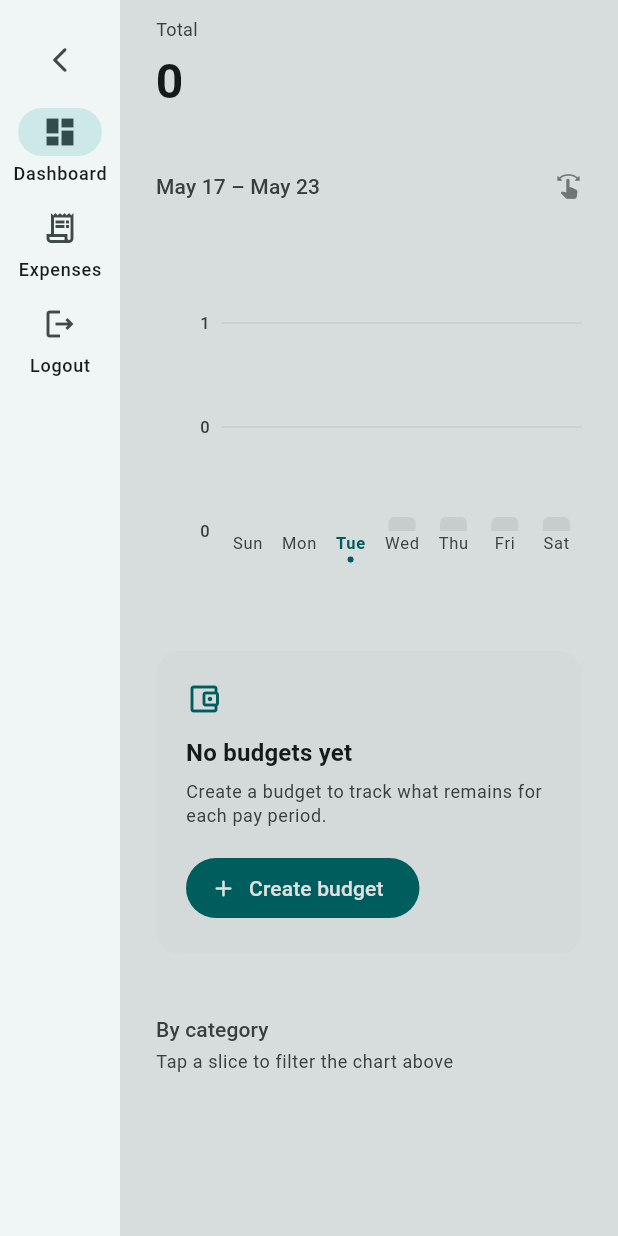
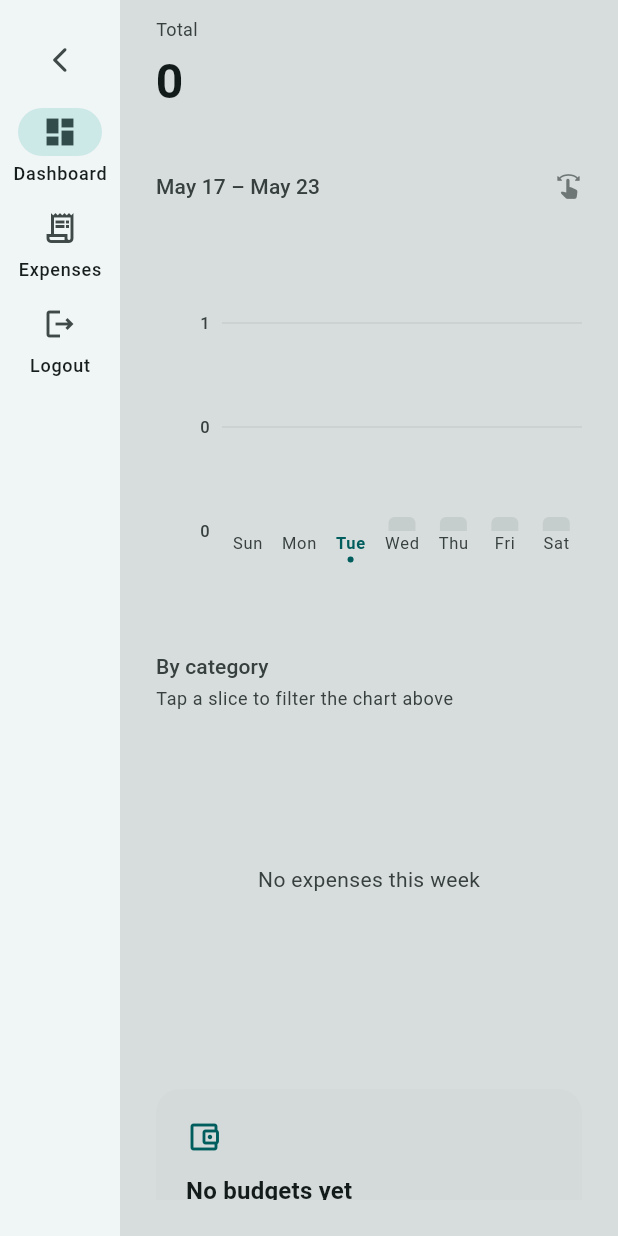
Before and after one commit to antharph/expenses_frontend, a Flutter app: the DashboardScreen screen opened directly, on a phone screen of 412 x 824 dp. Run offline on Flutter 3.47's test engine with Material 3 defaults, Android fonts, the phone set to English and light mode, and no system bars; drawn by our look-alikes of fl_chart; our stand-ins replace dio, firebase_auth, firebase_core, flutter_dotenv, flutter_riverpod, flutter_slidable and 4 more; accounts and stored records are empty.

Commit message:
dashboard

```diff
--- a/lib/features/dashboard/dashboard_screen.dart
+++ b/lib/features/dashboard/dashboard_screen.dart
@@ -218,6 +218,11 @@
 /// Shared horizontal inset so section headers and chart copy line up visually.
 const double _kDashboardContentGutter = 24;
 
+/// Side-by-side spending analytics and budgets when content is wide enough.
+const double _kDashboardTwoColumnBreakpoint = 840;
+
+const double _kDashboardSectionGap = 40;
+
 class _DashboardHome extends ConsumerStatefulWidget {
   const _DashboardHome();
 
@@ -316,79 +321,71 @@
       data: (summary) {
         final display = summary.filteredView(categoryLabel: selectedCategory);
 
+        final spendingAnalytics = _DashboardSpendingAnalytics(
+          display: display,
+          summary: summary,
+          selectedCategory: selectedCategory,
+          onClearCategoryFilter: () {
+            ref
+                    .read(
+                      dashboardCategoryFilterProvider(weekKey).notifier,
+                    )
+                    .state =
+                null;
+          },
+        );
+
+        final categoryBreakdown = _DashboardCategoryBreakdown(
+          summary: summary,
+          selectedCategory: selectedCategory,
+          onCategorySelected: (label) => _toggleCategoryFilter(ref, label),
+        );
+
+        const budgets = _BudgetProgressSection();
+
+        return LayoutBuilder(
+          builder: (context, constraints) {
+            final useTwoColumns =
+                constraints.maxWidth >= _kDashboardTwoColumnBreakpoint;
+
+            if (useTwoColumns) {
+              return SingleChildScrollView(
+                physics: const ClampingScrollPhysics(),
+                child: Row(
+                  crossAxisAlignment: CrossAxisAlignment.start,
+                  children: [
+                    Expanded(
+                      flex: 3,
+                      child: Column(
+                        crossAxisAlignment: CrossAxisAlignment.start,
+                        children: [
+                          spendingAnalytics,
+                          const SizedBox(height: _kDashboardSectionGap),
+                          categoryBreakdown,
+                        ],
+                      ),
+                    ),
+                    const SizedBox(width: 32),
+                    Expanded(flex: 2, child: budgets),
+                  ],
+                ),
+              );
+            }
+
             return SingleChildScrollView(
               physics: const ClampingScrollPhysics(),
               child: Column(
                 crossAxisAlignment: CrossAxisAlignment.start,
                 children: [
-              _WeekTotalHeader(
-                total: display.weekTotal,
-                categoryLabel: selectedCategory,
-              ),
-              AnimatedSize(
-                duration: const Duration(milliseconds: 220),
-                curve: Curves.easeInOut,
-                alignment: Alignment.topCenter,
-                child: selectedCategory != null
-                    ? Column(
-                        crossAxisAlignment: CrossAxisAlignment.start,
-                        mainAxisSize: MainAxisSize.min,
-                        children: [
-                          const SizedBox(height: 8),
-                          _CategoryFilterBanner(
-                            categoryLabel: selectedCategory,
-                            onClear: () {
-                              ref
-                                      .read(
-                                        dashboardCategoryFilterProvider(
-                                          weekKey,
-                                        ).notifier,
-                                      )
-                                      .state =
-                                  null;
-                            },
-                          ),
-                        ],
-                      )
-                    : const SizedBox.shrink(),
-              ),
-              const SizedBox(height: 40),
-              _WeekRangeSubtitle(
-                startDate: summary.startDate,
-                endDate: summary.endDate,
-              ),
-              const SizedBox(height: 12),
-              SizedBox(
-                width: double.infinity,
-                height: 248,
-                child: _DailyExpenseBarChart(summary: display),
-              ),
-              const SizedBox(height: 40),
-              const _BudgetProgressSection(),
-              const SizedBox(height: 40),
-              Text(
-                'By category',
-                style: Theme.of(context).textTheme.titleSmall?.copyWith(
-                  color: Theme.of(context).colorScheme.onSurfaceVariant,
-                  fontWeight: FontWeight.w500,
-                ),
-              ),
-              const SizedBox(height: 4),
-              Text(
-                'Tap a slice to filter the chart above',
-                style: Theme.of(context).textTheme.bodySmall?.copyWith(
-                  color: Theme.of(context).colorScheme.onSurfaceVariant,
-                ),
-              ),
-              const SizedBox(height: 12),
-              _CategoryExpensePieChart(
-                summary: summary,
-                selectedCategory: selectedCategory,
-                onCategorySelected: (label) =>
-                    _toggleCategoryFilter(ref, label),
-              ),
+                  spendingAnalytics,
+                  const SizedBox(height: _kDashboardSectionGap),
+                  categoryBreakdown,
+                  const SizedBox(height: _kDashboardSectionGap),
+                  budgets,
                 ],
               ),
+            );
+          },
         );
       },
       loading: () => const Center(child: CircularProgressIndicator()),
@@ -412,6 +409,105 @@
           ],
         ),
       ),
+    );
+  }
+}
+
+class _DashboardSpendingAnalytics extends StatelessWidget {
+  const _DashboardSpendingAnalytics({
+    required this.display,
+    required this.summary,
+    required this.selectedCategory,
+    required this.onClearCategoryFilter,
+  });
+
+  final DashboardExpenseSummary display;
+  final DashboardExpenseSummary summary;
+  final String? selectedCategory;
+  final VoidCallback onClearCategoryFilter;
+
+  @override
+  Widget build(BuildContext context) {
+    return Column(
+      crossAxisAlignment: CrossAxisAlignment.start,
+      children: [
+        _WeekTotalHeader(
+          total: display.weekTotal,
+          categoryLabel: selectedCategory,
+        ),
+        AnimatedSize(
+          duration: const Duration(milliseconds: 220),
+          curve: Curves.easeInOut,
+          alignment: Alignment.topCenter,
+          child: selectedCategory != null
+              ? Column(
+                  crossAxisAlignment: CrossAxisAlignment.start,
+                  mainAxisSize: MainAxisSize.min,
+                  children: [
+                    const SizedBox(height: 8),
+                    _CategoryFilterBanner(
+                      categoryLabel: selectedCategory!,
+                      onClear: onClearCategoryFilter,
+                    ),
+                  ],
+                )
+              : const SizedBox.shrink(),
+        ),
+        const SizedBox(height: _kDashboardSectionGap),
+        _WeekRangeSubtitle(
+          startDate: summary.startDate,
+          endDate: summary.endDate,
+        ),
+        const SizedBox(height: 12),
+        SizedBox(
+          width: double.infinity,
+          height: 248,
+          child: _DailyExpenseBarChart(summary: display),
+        ),
+      ],
+    );
+  }
+}
+
+class _DashboardCategoryBreakdown extends StatelessWidget {
+  const _DashboardCategoryBreakdown({
+    required this.summary,
+    required this.selectedCategory,
+    required this.onCategorySelected,
+  });
+
+  final DashboardExpenseSummary summary;
+  final String? selectedCategory;
+  final ValueChanged<String> onCategorySelected;
+
+  @override
+  Widget build(BuildContext context) {
+    final theme = Theme.of(context);
+
+    return Column(
+      crossAxisAlignment: CrossAxisAlignment.start,
+      children: [
+        Text(
+          'By category',
+          style: theme.textTheme.titleSmall?.copyWith(
+            color: theme.colorScheme.onSurfaceVariant,
+            fontWeight: FontWeight.w500,
+          ),
+        ),
+        const SizedBox(height: 4),
+        Text(
+          'Tap a slice to filter the chart above',
+          style: theme.textTheme.bodySmall?.copyWith(
+            color: theme.colorScheme.onSurfaceVariant,
+          ),
+        ),
+        const SizedBox(height: 12),
+        _CategoryExpensePieChart(
+          summary: summary,
+          selectedCategory: selectedCategory,
+          onCategorySelected: onCategorySelected,
+        ),
+      ],
     );
   }
 }
```
Lines whose indentation alone changed are shown as unchanged.
